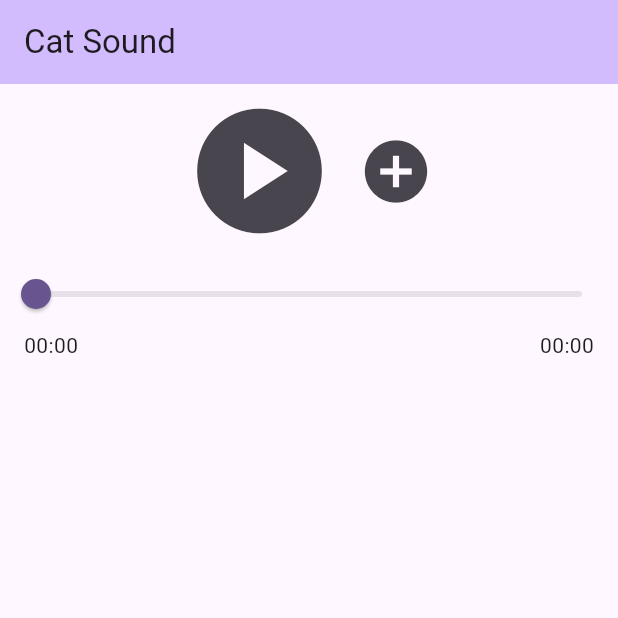
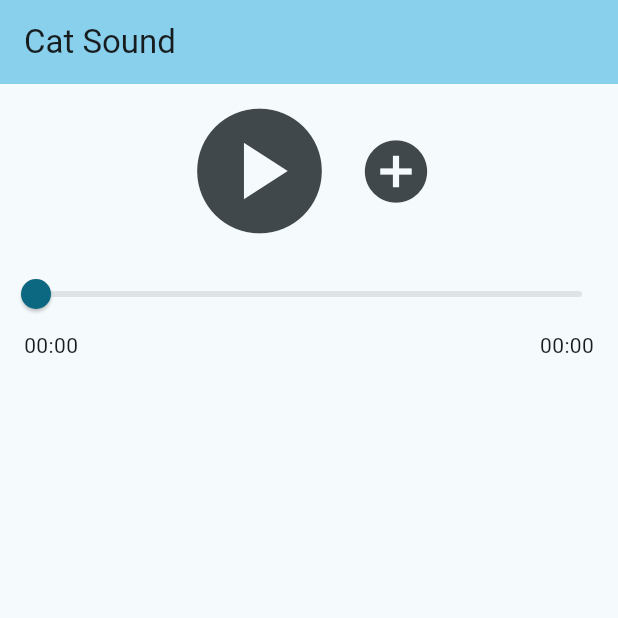
Before and after one commit to zigbug/cat_sound, a Flutter app: the screen it shows after launch, on a phone screen of 412 x 824 dp, the top half of it. Run offline on Flutter 3.47's test engine with Material 3 defaults, Android fonts, the phone set to English and light mode, and no system bars; our stand-ins replace audioplayers.

```diff
--- a/lib/main.dart
+++ b/lib/main.dart
@@ -13,7 +13,8 @@ class MyApp extends StatelessWidget {
     return MaterialApp(
       title: 'Cat Sound',
       theme: ThemeData(
-        colorScheme: ColorScheme.fromSeed(seedColor: Colors.deepPurple),
+        colorScheme: ColorScheme.fromSeed(
+            seedColor: const Color.fromARGB(255, 41, 154, 189)),
         useMaterial3: true,
       ),
       home: const MainPage(title: 'Cat Sound'),
```
Also changed, not shown: lib/page.dart (+11 -10 lines).
